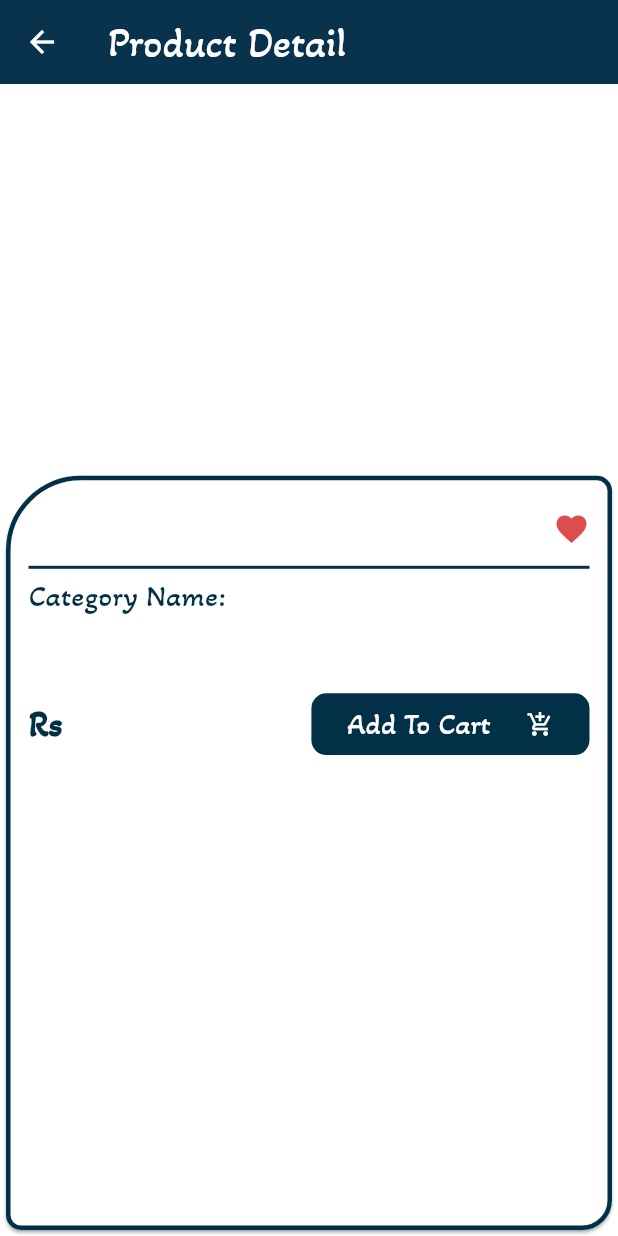
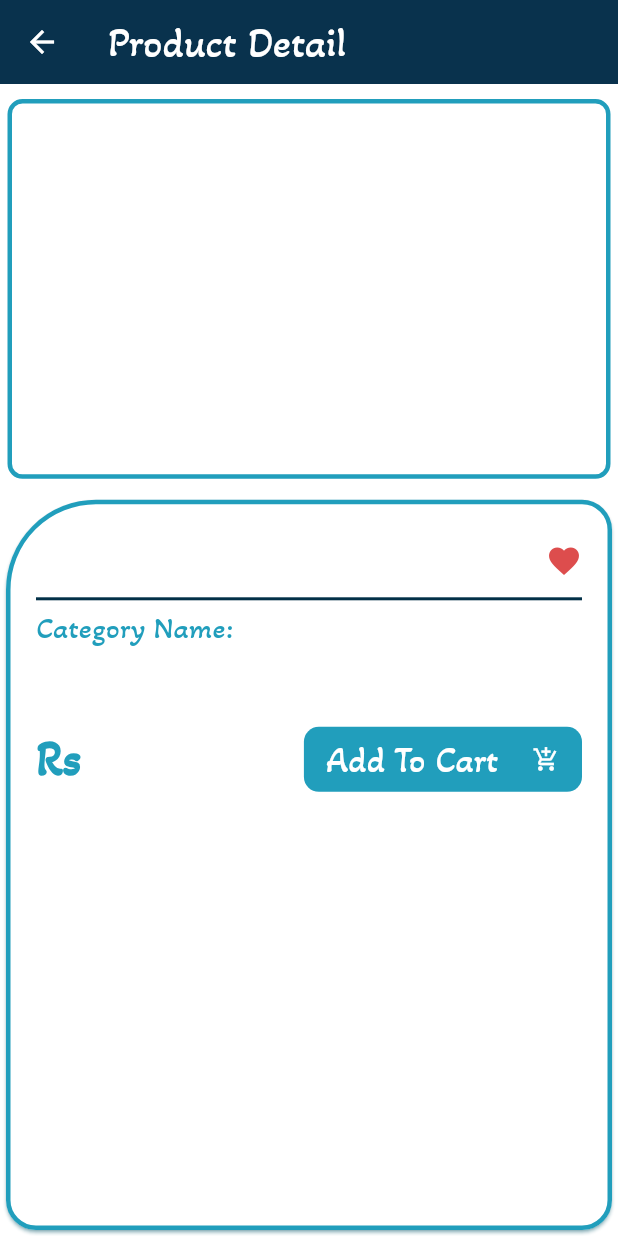
Before and after one commit to sohaibnawaz123/Shopping-App-E-commerce-, a Flutter app: the ProductDetailScreen screen opened directly with empty values, on a phone screen of 412 x 824 dp. Run offline on Flutter 3.47's test engine with Material 3 defaults, Android fonts, the phone set to English and light mode, and no system bars; drawn by our look-alikes of carousel_slider; our stand-ins replace cached_network_image, cloud_firestore, firebase_auth, firebase_core, firebase_messaging, flutter_easyloading and 4 more; missing offline and left inert: image_card; accounts and stored records are empty.

Commit message:
Update the design

```diff
--- a/lib/screens/user-panel/productDetailScreen.dart
+++ b/lib/screens/user-panel/productDetailScreen.dart
@@ -27,18 +27,28 @@ class ProductDetailScreen extends StatelessWidget {
       ),
       body: SizedBox(
         width: Get.width,
+        child: Padding(
+          padding: const EdgeInsets.only(top: 10),
           child: Column(
+            crossAxisAlignment: CrossAxisAlignment.center,
             children: [
               //productSlider
-            CarouselSlider(
+              Container(
+                width: Get.width - 10,
+                decoration: BoxDecoration(
+                  border: Border.all(width: 3,color: AppConstants.appSecondryColor),
+                  borderRadius: BorderRadius.circular(10)
+                ),
+                child: CarouselSlider(
                     items: productModal.productImage
                         .map((imageUrls) => ClipRRect(
-                          borderRadius: BorderRadius.circular(20.0),
+                              borderRadius: BorderRadius.circular(7),
                               child: CachedNetworkImage(
                                 imageUrl: imageUrls,
                                 alignment: Alignment.topCenter,
                                 fit: BoxFit.cover,
-                            width: Get.width - 10,
+                                width: Get.width,
+
                                 placeholder: (context, url) => const ColoredBox(
                                   color: Colors.white,
                                   child: Center(
@@ -56,6 +66,7 @@ class ProductDetailScreen extends StatelessWidget {
                         viewportFraction: 1,
                         height: Get.height * 0.3,
                         scrollPhysics: const ScrollPhysics())),
+              ),
               const SizedBox(
                 height: 10,
               ),
@@ -64,13 +75,13 @@ class ProductDetailScreen extends StatelessWidget {
                   width: Get.width,
                   child: Card(
                     shape: const RoundedRectangleBorder(
-                    borderRadius: BorderRadius.only(topRight: Radius.circular(10),topLeft: Radius.circular(50),bottomRight: Radius.circular(20),bottomLeft: Radius.circular(10)),side: BorderSide(width: 3,color: AppConstants.appMainColor)
+                      borderRadius: BorderRadius.only(topRight: Radius.circular(20),topLeft: Radius.circular(60),bottomRight: Radius.circular(20),bottomLeft: Radius.circular(20)),side: BorderSide(width: 3,color: AppConstants.appSecondryColor)
                     ),
                     color: AppConstants.appTextColor,
                     elevation: 1,
-                  shadowColor: AppConstants.appMainColor,
+                    shadowColor: AppConstants.appSecondryColor,
                     child: Padding(
-                    padding: const EdgeInsets.all(15),
+                      padding: const EdgeInsets.symmetric(horizontal: 20,vertical: 20),
                       child: SingleChildScrollView(
                         physics: const BouncingScrollPhysics(),
                         child: Column(
@@ -96,7 +107,7 @@ class ProductDetailScreen extends StatelessWidget {
                             Text("Category Name: ${productModal.catName}",
                               style: mainHeading(
                                 20,
-                              AppConstants.appMainColor,fontweight: FontWeight.w500
+                                AppConstants.appSecondryColor,fontweight: FontWeight.w500
                               ),
                               textAlign: TextAlign.left,
                             ),
@@ -116,44 +127,30 @@ class ProductDetailScreen extends StatelessWidget {
                               mainAxisAlignment: MainAxisAlignment.spaceBetween,
                               children: [
                                 productModal.isSale == true
-                                  ? Row(
-                                      children: [
-                                        Text(
-                                          "Rs ${productModal.productPrice}",
-                                          style: mainHeading(
-                                              24, AppConstants.appErrorColor,
-                                              decoration: TextDecoration.lineThrough,
-                                              dcolor: AppConstants.appErrorColor),
-                                          textAlign: TextAlign.left,
-                                        ),
-                                        const SizedBox(
-                                          width: 10.0,
-                                        ),
-                                        Text("Rs ${productModal.productSalePrice}"
+                                    ? Text("Rs ${productModal.productSalePrice}"
                                       ,
                                       style: mainHeading(
-                                            24,
-                                            AppConstants.appMainColor,
+                                        32,
+                                        AppConstants.appSecondryColor,
                                         fontweight: FontWeight.w600
                                       ),
                                       textAlign: TextAlign.left,
-                                        ),
-                                      ],
                                     )
                                     : Text("Rs ${productModal.productPrice}"
                                         ,
                                         style: mainHeading(
-                                        24,
-                                        AppConstants.appMainColor,fontweight: FontWeight.w600
+                                          32,
+                                          AppConstants.appSecondryColor,fontweight: FontWeight.w600
                                         ),
                                         textAlign: TextAlign.left,
                                       ),
                                   SizedBox(
                                   width: Get.width * 0.45,
-                                height: Get.height / 20,
+                                  height: Get.height / 19,
                                   child: OutlinedButton(
                                       style: OutlinedButton.styleFrom(
-                                        backgroundColor: AppConstants.appMainColor,
+                                        padding: const EdgeInsets.symmetric(horizontal: 15,vertical: 5),
+                                          backgroundColor: AppConstants.appSecondryColor,
                                           shape: RoundedRectangleBorder(
                                               borderRadius:
                                                   BorderRadius.circular(10)),
@@ -168,7 +165,7 @@ class ProductDetailScreen extends StatelessWidget {
                                           Text(
                                             "Add To Cart",
                                             style: mainHeading(
-                                              20, AppConstants.appTextColor),
+                                                24, AppConstants.appTextColor),
                                           ),
                                           const Icon(Icons.add_shopping_cart_outlined,color: AppConstants.appTextColor,)
                                         ],
@@ -186,6 +183,7 @@ class ProductDetailScreen extends StatelessWidget {
             ],
           ),
         ),
+      ),
     );
   }
 }
--- a/lib/widgets/categoryWidget.dart
+++ b/lib/widgets/categoryWidget.dart
@@ -69,6 +69,7 @@ class CategoryWidget extends StatelessWidget {
                               tagSpacing:0.0 ,
                               color: AppConstants.appSecondryColor,
                               borderRadius: 20.0,
+
                               width: Get.width/4.0,
                               heightImage: Get.height/9,
                               imageProvider: CachedNetworkImageProvider(categoryModal.catImage,),
```
Also changed, not shown: lib/screens/user-panel/cartScreen.dart (+47 -7 lines), lib/widgets/heding_Widget.dart (+5 -5 lines). Lines whose indentation alone changed are shown as unchanged.
